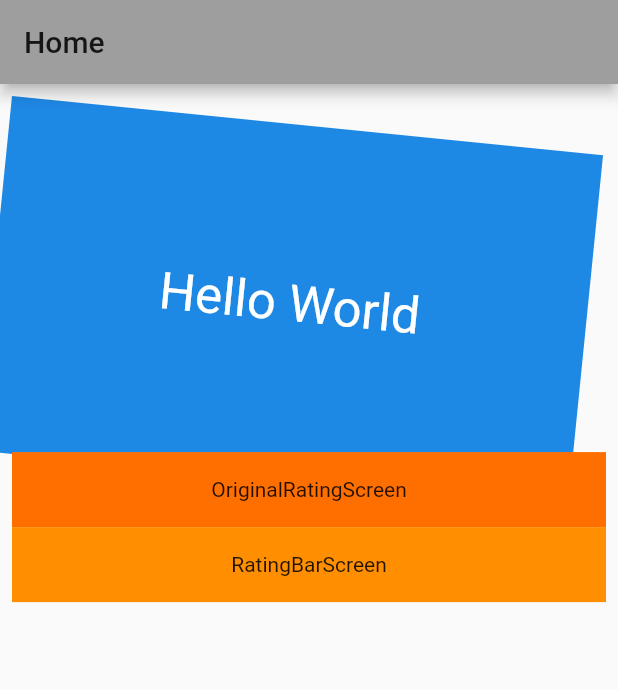
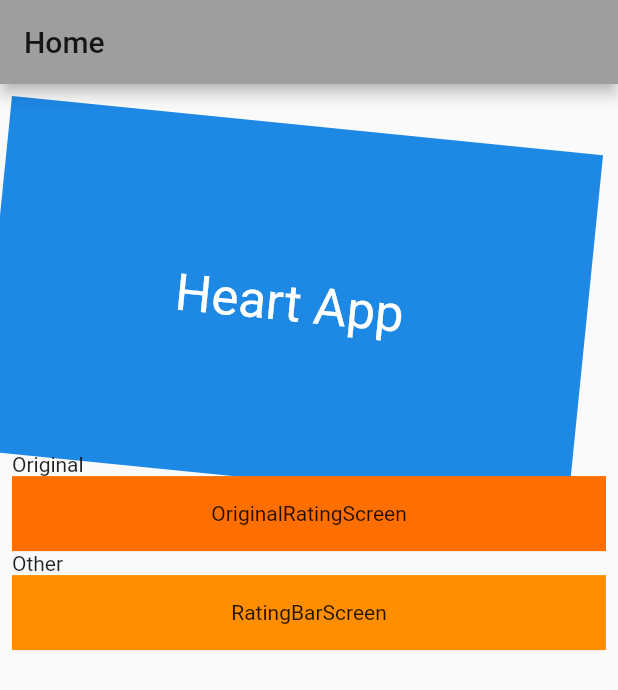
Before and after one commit to linnefromice/flutter_heart_app_01, a Flutter app: the screen it shows after launch, on a phone screen of 412 x 824 dp. Shown: the top 690 px of the screen. Run offline on Flutter 3.47's test engine with Material 2 defaults, Android fonts, the light colour scheme and no system bars; our stand-ins replace flutter_rating_bar.

Commit message:
minor collection - update home

```diff
--- a/lib/screens/home_screen.dart
+++ b/lib/screens/home_screen.dart
@@ -17,13 +17,14 @@ class HomeScreen extends StatelessWidget {
             padding: const EdgeInsets.all(8.0),
             color: Colors.blue[600],
             alignment: Alignment.center,
-            child: Text('Hello World',
+            child: Text('Heart App',
                 style: Theme.of(context)
                     .textTheme
                     .headline4
                     .copyWith(color: Colors.white)),
             transform: Matrix4.rotationZ(0.1),
           ),
+          Text("Original"),
           GestureDetector(
             onTap: () => Navigator.pushNamed(context, '/original_rating'),
             child: Container(
@@ -32,6 +33,7 @@ class HomeScreen extends StatelessWidget {
               child: Center(child: Text('OriginalRatingScreen')),
             ),
           ),
+          Text("Other"),
           GestureDetector(
             onTap: () => Navigator.pushNamed(context, '/rating_bar'),
             child: Container(
```
